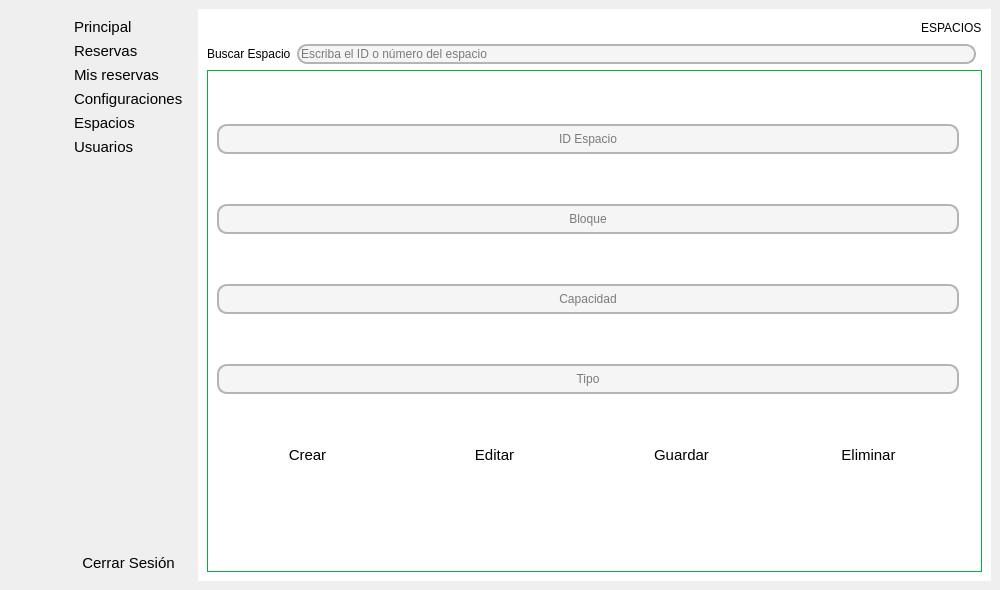
Above: frontend/vistas/espacios/espacios.ui from Johnatanvq/pooAPP before the change. Below: the same form after it.
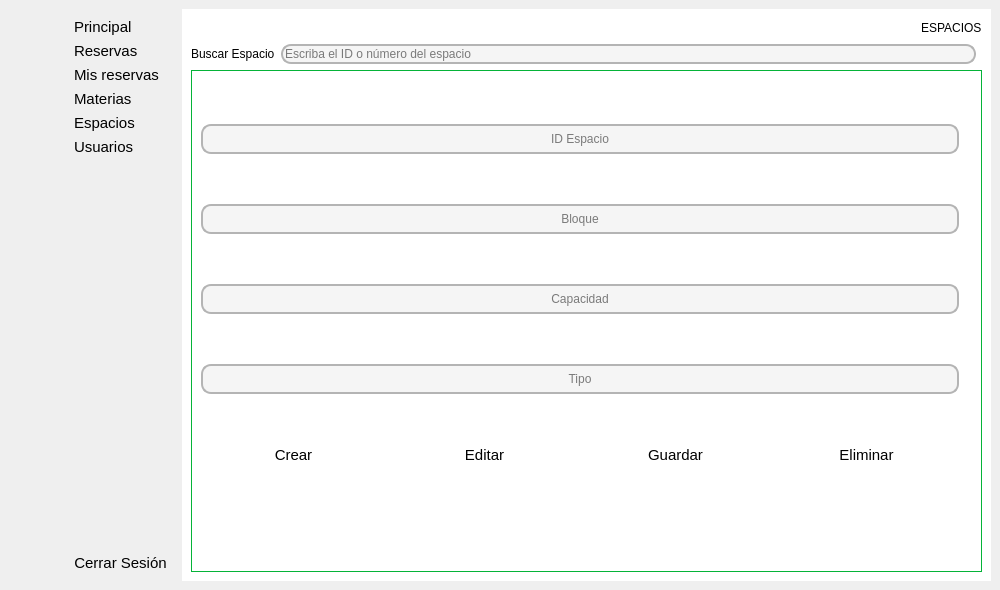
That is the form after the change. Icons and pictures are not drawn.

Commit message: corección label 'Materias'

Diff of the .ui file:
```diff
--- a/frontend/vistas/espacios/espacios.ui
+++ b/frontend/vistas/espacios/espacios.ui
@@ -728,7 +728,7 @@
 }</string>
          </property>
          <property name="text">
-          <string>Configuraciones</string>
+          <string>Materias</string>
          </property>
          <property name="icon">
           <iconset>
```
The commit also changes 4 other files.
